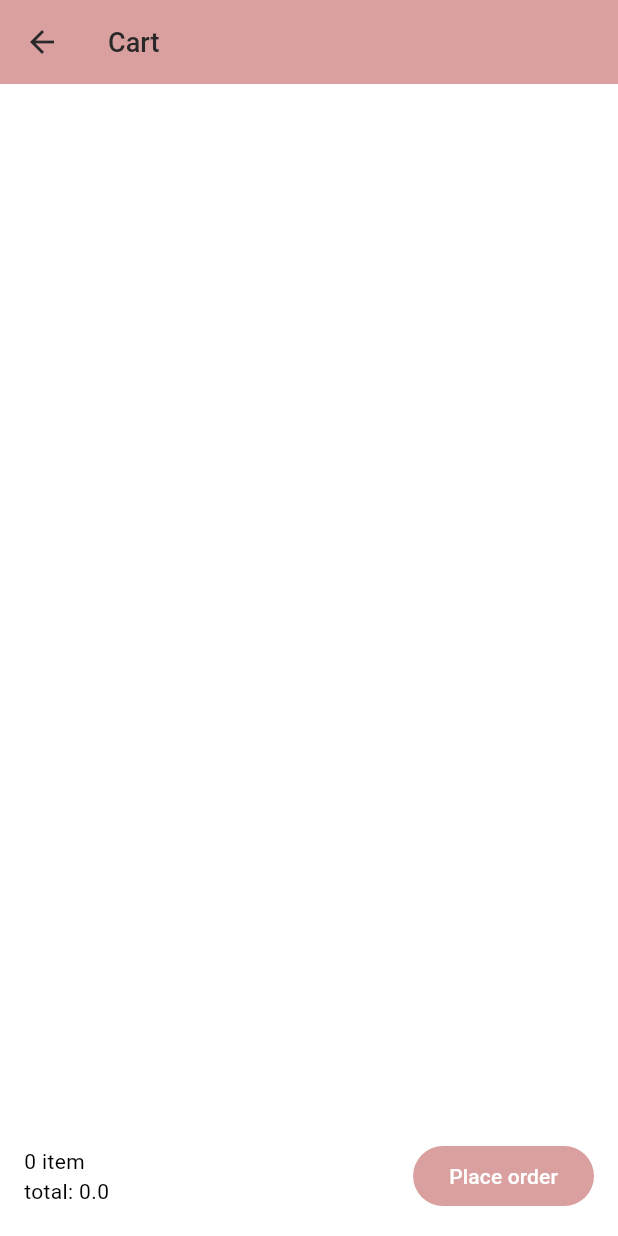
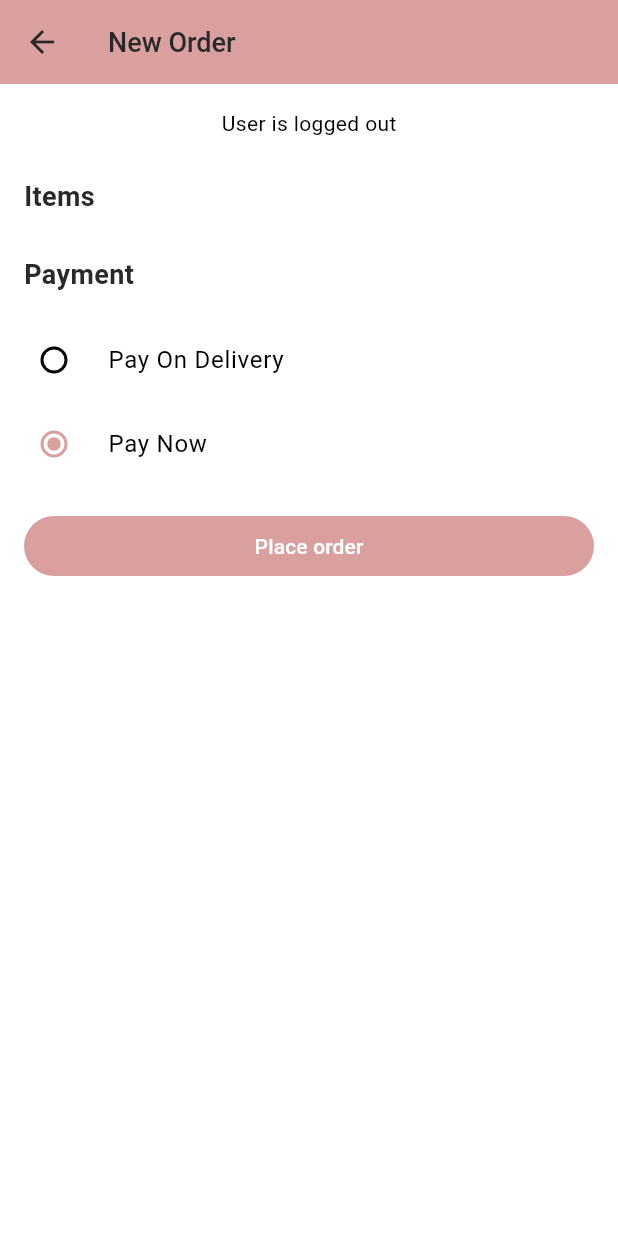
Before and after one commit to ShiviCode/ecommerce-mobile-app, a Flutter app: the CartPage screen opened by its route, after a tap on "Place order", on a phone screen of 412 x 824 dp. Run offline on Flutter 3.47's test engine with Material 3 defaults, Android fonts, the phone set to English and light mode, and no system bars; our stand-ins replace cached_network_image, carousel_slider, dio, flutter_bloc, input_quantity, pretty_dio_logger and 1 more; accounts and stored records are empty.

Commit message:
Add order functionlity.

```diff
--- a/ecommerce_frontend/lib/core/routes.dart
+++ b/ecommerce_frontend/lib/core/routes.dart
@@ -4,6 +4,9 @@ import 'package:ecommerce_mobile_app/logic/cubit/category_product_cubit/category
 import 'package:ecommerce_mobile_app/presentation/pages/cart_page/cart_page.dart';
 import 'package:ecommerce_mobile_app/presentation/pages/home_page/home_page.dart';
 import 'package:ecommerce_mobile_app/presentation/pages/login_page/login_page.dart';
+import 'package:ecommerce_mobile_app/presentation/pages/order_page/my_orders_page.dart';
+import 'package:ecommerce_mobile_app/presentation/pages/order_page/order_detail_page.dart';
+import 'package:ecommerce_mobile_app/presentation/pages/order_page/order_placed_page.dart';
 import 'package:ecommerce_mobile_app/presentation/pages/product_details_page/product_details_page.dart';
 import 'package:ecommerce_mobile_app/presentation/pages/product_page/category_product_page.dart';
 import 'package:ecommerce_mobile_app/presentation/pages/splash_page.dart';
@@ -59,9 +62,21 @@ class Routes {
             ),
           ),
         );
-        case EditProfilePage.routeName:
+      case EditProfilePage.routeName:
         return MaterialPageRoute(
           builder: (_) => const EditProfilePage(),
+        );
+      case OrderDetailPage.routeName:
+        return MaterialPageRoute(
+          builder: (_) => const OrderDetailPage(),
+        );
+      case OrderPlacedPage.routeName:
+        return MaterialPageRoute(
+          builder: (_) => const OrderPlacedPage(),
+        );
+      case MyOrdersPage.routeName:
+        return MaterialPageRoute(
+          builder: (_) => const MyOrdersPage(),
         );
 
       default:
--- a/ecommerce_frontend/lib/data/models/cart_item_model.dart
+++ b/ecommerce_frontend/lib/data/models/cart_item_model.dart
@@ -16,10 +16,10 @@ class CartItemModel {
     sId = json['_id'];
   }
 
-  Map<String, dynamic> toJson() {
+  Map<String, dynamic> toJson({bool isWholeProduct = false}) {
     final Map<String, dynamic> data = <String, dynamic>{};
     //if (product != null) {
-      data['product'] = product.sId;
+      data['product'] = isWholeProduct ? product.sId : product;
     //}
     data['quantity'] = quantity;
     data['_id'] = sId;
--- /dev/null
+++ b/ecommerce_frontend/lib/data/models/order_model.dart
@@ -0,0 +1,49 @@
+import 'package:ecommerce_mobile_app/data/models/cart_item_model.dart';
+import 'package:ecommerce_mobile_app/data/models/user_model.dart';
+
+class OrderModel {
+  String? sId;
+  UserModel? user;
+  List<CartItemModel>? items;
+  String? status;
+  DateTime? updatedOn;
+  DateTime? createdOn;
+
+  OrderModel(
+      {this.sId,
+      this.user,
+      this.items,
+      this.status,
+      this.updatedOn,
+      this.createdOn});
+
+  OrderModel.fromJson(Map<String, dynamic> json) {
+    sId = json['_id'];
+    user = json['user'] != null ? UserModel.fromJson(json['user']) : null;
+    if (json['items'] != null) {
+      items = <CartItemModel>[];
+      json['items'].forEach((v) {
+        items!.add(CartItemModel.fromJson(v));
+      });
+    }
+    status = json['status'];
+    updatedOn = DateTime.tryParse(json['updatedOn']);
+    createdOn = DateTime.tryParse(json['createdOn']);
+  }
+
+  Map<String, dynamic> toJson() {
+    final Map<String, dynamic> data = <String, dynamic>{};
+    data['_id'] = sId;
+    if (user != null) {
+      data['user'] = user!.toJson();
+    }
+    if (items != null) {
+      data['items'] =
+          items!.map((v) => v.toJson(isWholeProduct: true)).toList();
+    }
+    data['status'] = status;
+    data['updatedOn'] = updatedOn?.toIso8601String();
+    data['createdOn'] = createdOn?.toIso8601String();
+    return data;
+  }
+}
--- a/ecommerce_frontend/lib/logic/cubit/cart_cubit/cart_cubit.dart
+++ b/ecommerce_frontend/lib/logic/cubit/cart_cubit/cart_cubit.dart
@@ -107,6 +107,10 @@ class CartCubit extends Cubit<CartCubitState> {
     }
   }
 
+  void clearCart(){
+    emit(CartLoadedState([]));
+  }
+
   @override
   Future<void> close() {
     _userSubscription?.cancel();
--- /dev/null
+++ b/ecommerce_frontend/lib/logic/cubit/order_cubit/order_cubit.dart
@@ -0,0 +1,85 @@
+import 'dart:async';
+
+import 'package:ecommerce_mobile_app/data/models/cart_item_model.dart';
+import 'package:ecommerce_mobile_app/data/models/order_model.dart';
+import 'package:ecommerce_mobile_app/data/repositories/order_repository.dart';
+import 'package:ecommerce_mobile_app/logic/cubit/cart_cubit/cart_cubit.dart';
+import 'package:ecommerce_mobile_app/logic/cubit/order_cubit/order_state.dart';
+import 'package:ecommerce_mobile_app/logic/cubit/user_cubit/user_cubit.dart';
+import 'package:ecommerce_mobile_app/logic/cubit/user_cubit/user_state.dart';
+import 'package:flutter_bloc/flutter_bloc.dart';
+
+// App State
+class OrderCubit extends Cubit<OrderState> {
+  final UserCubit _userCubit;
+  final CartCubit _cartCubit;
+  StreamSubscription? _userSubscription;
+  OrderCubit(this._userCubit, this._cartCubit) : super(OrderInitialState()) {
+    _handleUserState(_userCubit.state);
+    // listing to user cubit
+    _userSubscription = _userCubit.stream.listen(//(state) {
+        _handleUserState // }
+        );
+  }
+
+  void _handleUserState(UserState userstate) {
+    if (userstate is UserLoggedInState) {
+      _initialize(userstate.userModel.id!);
+    } else if (userstate is UserLoggedOutState) {
+      emit(OrderInitialState());
+    }
+  }
+
+  final OrderRepository _orderRepository = OrderRepository(); // service or api
+
+  void _initialize(String userId) async {
+    emit(OrderLodingState(state.orders));
+
+    try {
+      final orders = await _orderRepository.fetchOrdersForUser(userId);
+      emit(OrderLoadedState(orders));
+    } catch (ex) {
+      emit(
+        OrderErrorState(ex.toString(), state.orders),
+      );
+    }
+  }
+
+  Future<bool> createOrder(
+      {required List<CartItemModel> items,
+      required String paymentMethod}) async {
+    emit(OrderLodingState(state.orders));
+
+    try {
+      if (_userCubit.state is! UserLoggedInState) return false;
+
+      OrderModel newOrder = OrderModel(
+          items: items,
+          user: (_userCubit.state as UserLoggedInState).userModel,
+          status: paymentMethod == "pay-on-delivery"
+              ? "Order-placed"
+              : "Payment-pending"
+              );
+
+      final order = await _orderRepository.createOrder(newOrder);
+      List<OrderModel> ordersList = [order, ...state.orders];
+
+      emit(OrderLoadedState(ordersList));
+      // clear the cart
+      _cartCubit.clearCart();
+      return true;
+    } catch (ex) {
+      emit(
+        OrderErrorState(ex.toString(), state.orders),
+      );
+      return false;
+    }
+  }
+
+  @override
+  Future<void> close() {
+    _userSubscription?.cancel();
+    return super.close();
+    // closing connection to user cubit stream
+  }
+}
--- /dev/null
+++ b/ecommerce_frontend/lib/logic/cubit/order_cubit/order_state.dart
@@ -0,0 +1,23 @@
+import 'package:ecommerce_mobile_app/data/models/order_model.dart';
+
+abstract class OrderState {
+  final List<OrderModel> orders;
+  OrderState(this.orders);
+}
+
+class OrderInitialState extends OrderState {
+  OrderInitialState() : super([]);
+}
+
+class OrderLodingState extends OrderState {
+  OrderLodingState(super.orders);
+}
+
+class OrderLoadedState extends OrderState {
+  OrderLoadedState(super.orders);
+}
+
+class OrderErrorState extends OrderState {
+  final String message;
+  OrderErrorState(this.message, super.orders);
+}
--- a/ecommerce_frontend/lib/main.dart
+++ b/ecommerce_frontend/lib/main.dart
@@ -2,6 +2,7 @@ import 'package:ecommerce_mobile_app/core/routes.dart';
 import 'package:ecommerce_mobile_app/core/ui.dart';
 import 'package:ecommerce_mobile_app/logic/cubit/cart_cubit/cart_cubit.dart';
 import 'package:ecommerce_mobile_app/logic/cubit/category_cubit/category_cubit.dart';
+import 'package:ecommerce_mobile_app/logic/cubit/order_cubit/order_cubit.dart';
 import 'package:ecommerce_mobile_app/logic/cubit/product_cubit/product_cubit.dart';
 import 'package:ecommerce_mobile_app/logic/cubit/user_cubit/user_cubit.dart';
 import 'package:ecommerce_mobile_app/presentation/pages/splash_page.dart';
@@ -27,6 +28,10 @@ class MyApp extends StatelessWidget {
         BlocProvider(create: (context) => ProductCubit()),
         BlocProvider(
           create: (context) => CartCubit(BlocProvider.of<UserCubit>(context)),
+        ),
+        BlocProvider(
+          create: (context) => OrderCubit(BlocProvider.of<UserCubit>(context),
+              BlocProvider.of<CartCubit>(context)),
         ),
       ],
       child: MaterialApp(
--- a/ecommerce_frontend/lib/presentation/pages/cart_page/cart_page.dart
+++ b/ecommerce_frontend/lib/presentation/pages/cart_page/cart_page.dart
@@ -1,6 +1,7 @@
 import 'package:ecommerce_mobile_app/data/models/cart_item_model.dart';
 import 'package:ecommerce_mobile_app/logic/cubit/cart_cubit/cart_cubit.dart';
 import 'package:ecommerce_mobile_app/logic/cubit/cart_cubit/cart_state.dart';
+import 'package:ecommerce_mobile_app/presentation/pages/order_page/order_detail_page.dart';
 import 'package:flutter/material.dart';
 import 'package:flutter_bloc/flutter_bloc.dart';
 import 'package:input_quantity/input_quantity.dart';
@@ -80,6 +81,9 @@ class _CartPageState extends State<CartPage> {
                           initVal: item.quantity, // product initial value
                           //showMessageLimit: false,
                           onQtyChanged: (value) {
+                            if (value == item.quantity) {
+                              return;
+                            }
                             BlocProvider.of<CartCubit>(context)
                                 .addToCart(item.product, value.toInt());
                           },
@@ -103,7 +107,10 @@ class _CartPageState extends State<CartPage> {
                         ),
                       ),
                       FilledButton(
-                        onPressed: () {},
+                        onPressed: () {
+                          Navigator.of(context)
+                              .pushNamed(OrderDetailPage.routeName);
+                        },
                         child: const Text("Place order"),
                       )
                     ],
--- a/ecommerce_frontend/lib/presentation/pages/home_page/profile_segement.dart
+++ b/ecommerce_frontend/lib/presentation/pages/home_page/profile_segement.dart
@@ -2,6 +2,7 @@ import 'package:ecommerce_mobile_app/core/ui.dart';
 import 'package:ecommerce_mobile_app/data/models/user_model.dart';
 import 'package:ecommerce_mobile_app/logic/cubit/user_cubit/user_cubit.dart';
 import 'package:ecommerce_mobile_app/logic/cubit/user_cubit/user_state.dart';
+import 'package:ecommerce_mobile_app/presentation/pages/order_page/my_orders_page.dart';
 import 'package:ecommerce_mobile_app/presentation/pages/user_page/edit_profile_page.dart';
 import 'package:flutter/material.dart';
 import 'package:flutter_bloc/flutter_bloc.dart';
@@ -64,7 +65,9 @@ class _ProfileSegementState extends State<ProfileSegement> {
         const Divider(),
         ListTile(
           contentPadding: EdgeInsets.zero,
-          onTap: () {},
+          onTap: () {
+            Navigator.of(context).pushNamed(MyOrdersPage.routeName);
+          },
           leading: const Icon(
             Icons.add_box,
             color: Colors.red,
--- /dev/null
+++ b/ecommerce_frontend/lib/presentation/pages/order_page/order_detail_page.dart
@@ -0,0 +1,158 @@
+import 'package:ecommerce_mobile_app/core/ui.dart';
+import 'package:ecommerce_mobile_app/data/models/user_model.dart';
+import 'package:ecommerce_mobile_app/logic/cubit/cart_cubit/cart_cubit.dart';
+import 'package:ecommerce_mobile_app/logic/cubit/cart_cubit/cart_state.dart';
+import 'package:ecommerce_mobile_app/logic/cubit/order_cubit/order_cubit.dart';
+import 'package:ecommerce_mobile_app/logic/cubit/user_cubit/user_cubit.dart';
+import 'package:ecommerce_mobile_app/logic/cubit/user_cubit/user_state.dart';
+import 'package:ecommerce_mobile_app/presentation/pages/order_page/order_placed_page.dart';
+import 'package:ecommerce_mobile_app/presentation/pages/user_page/edit_profile_page.dart';
+import 'package:ecommerce_mobile_app/widgets/cart_list_view.dart';
+import 'package:ecommerce_mobile_app/widgets/gap_widget.dart';
+import 'package:flutter/material.dart';
+import 'package:flutter_bloc/flutter_bloc.dart';
+
+class OrderDetailPage extends StatefulWidget {
+  static const routeName = "/Order-Detail-Page";
+  const OrderDetailPage({super.key});
+
+  @override
+  State<OrderDetailPage> createState() => _OrderDetailPageState();
+}
+
+class _OrderDetailPageState extends State<OrderDetailPage> {
+  String? paymentMode = "pay-now";
+  @override
+  Widget build(BuildContext context) {
+    return Scaffold(
+      appBar: AppBar(
+        title: const Text("New Order"),
+      ),
+      body: SafeArea(
+        child: ListView(
+          padding: const EdgeInsets.all(16),
+          children: [
+            // User
+            BlocBuilder<UserCubit, UserState>(
+              builder: (context, state) {
+                if (state is UserLodingState) {
+                  return const Center(
+                    child: CircularProgressIndicator(),
+                  );
+                }
+                if (state is UserErrorState) {
+                  return Center(
+                    child: Text(state.message),
+                  );
+                }
+                if (state is UserLoggedInState) {
+                  UserModel user = state.userModel;
+                  return Column(
+                    crossAxisAlignment: CrossAxisAlignment.start,
+                    children: [
+                      Text(
+                        "User Details",
+                        style: TextStyles.body1
+                            .copyWith(fontWeight: FontWeight.bold),
+                      ),
+                      const Gap(),
+                      Text(user.fullName, style: TextStyles.heading4),
+                      Text("Email: ${user.email}", style: TextStyles.body1),
+                      Text("Phone: ${user.phoneNumber}",
+                          style: TextStyles.body1),
+                      Text(
+                          "Address: ${user.address}, ${user.city}, ${user.state}",
+                          style: TextStyles.body1),
+                      TextButton(
+                        onPressed: () {
+                          Navigator.of(context)
+                              .pushNamed(EditProfilePage.routeName);
+                        },
+                        child: const Text("Edit profile"),
+                      ),
+                    ],
+                  );
+                }
+                if (state is UserLoggedOutState) {
+                  return const Center(
+                    // add UI when user is logged out
+                    child: Text("User is logged out"),
+                  );
+                }
+                return const Center(
+                  child: Text("An error occured"),
+                );
+              },
+            ),
+            const Gap(size: 10),
+            // cart
+            Text(
+              "Items",
+              style: TextStyles.body1.copyWith(fontWeight: FontWeight.bold),
+            ),
+            BlocBuilder<CartCubit, CartCubitState>(
+              builder: (context, state) {
+                if (state is CartLodingState) {
+                  return const Center(
+                    child: CircularProgressIndicator(),
+                  );
+                }
+                if (state is CartErrorState) {
+                  return Center(
+                    child: Text(state.message),
+                  );
+                }
+                //if (state is CartLoadedState) {}
+                return CartListView(
+                  shrinkWrap: true,
+                  noScroll: true,
+                  cartItems: state.cartItems,
+                );
+              },
+            ),
+            const Gap(size: 10),
+            // Payment
+            Text(
+              "Payment",
+              style: TextStyles.body1.copyWith(fontWeight: FontWeight.bold),
+            ),
+            const Gap(),
+            RadioListTile(
+              contentPadding: EdgeInsets.zero,
+              value: "pay-on-delivery",
+              title: const Text("Pay On Delivery"),
+              groupValue: paymentMode,
+              onChanged: (v) {
+                paymentMode = v;
+              },
+            ),
+            RadioListTile(
+              contentPadding: EdgeInsets.zero,
+              value: "pay-now",
+              title: const Text("Pay Now"),
+              groupValue: paymentMode,
+              onChanged: (v) {
+                paymentMode = v;
+              },
+            ),
+            const Gap(),
+            FilledButton(
+              onPressed: () async {
+                bool isSuccess =
+                    await BlocProvider.of<OrderCubit>(context).createOrder(
+                  items: BlocProvider.of<CartCubit>(context).state.cartItems,
+                  paymentMethod: paymentMode!,
+                );
+                if (isSuccess) {
+                  Navigator.of(context).popUntil((route) => route.isFirst);
+                  Navigator.of(context).pushNamed(OrderPlacedPage.routeName);
+                }
+              },
+              child: const Text("Place order"),
+            ),
+          ],
+        ),
+      ),
+    );
+  }
+}
```
Also changed, not shown: ecommerce_frontend/lib/data/repositories/order_repository.dart (added, +107 -0 lines), ecommerce_frontend/lib/logic/services/formatter.dart (+9 -1 lines), ecommerce_frontend/lib/presentation/pages/order_page/my_orders_page.dart (added, +110 -0 lines), ecommerce_frontend/lib/presentation/pages/order_page/order_placed_page.dart (added, +33 -0 lines), ecommerce_frontend/lib/widgets/cart_list_view.dart (added, +57 -0 lines), 1 other file.
